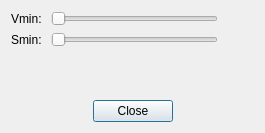
Old version of the form camshiftdialog.ui in the repository Kronen/Qt-OpenCv.
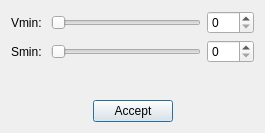
New version of the form.

```diff
--- a/camshiftdialog.ui
+++ b/camshiftdialog.ui
@@ -34,15 +34,9 @@
       </widget>
      </item>
      <item>
-      <widget class="QLabel" name="label">
-       <property name="minimumSize">
-        <size>
-         <width>30</width>
-         <height>0</height>
-        </size>
-       </property>
-       <property name="text">
-        <string/>
+      <widget class="QSpinBox" name="vMinSpinBox">
+       <property name="maximum">
+        <number>255</number>
        </property>
       </widget>
      </item>
@@ -68,15 +62,9 @@
       </widget>
      </item>
      <item>
-      <widget class="QLabel" name="label_2">
-       <property name="minimumSize">
-        <size>
-         <width>30</width>
-         <height>0</height>
-        </size>
-       </property>
-       <property name="text">
-        <string/>
+      <widget class="QSpinBox" name="sMinSpinBox">
+       <property name="maximum">
+        <number>255</number>
        </property>
       </widget>
      </item>
@@ -90,7 +78,7 @@
      <property name="sizeHint" stdset="0">
       <size>
        <width>20</width>
-       <height>40</height>
+       <height>30</height>
       </size>
      </property>
     </spacer>
@@ -113,7 +101,7 @@
      <item>
       <widget class="QPushButton" name="closeButton">
        <property name="text">
-        <string>Close</string>
+        <string>Accept</string>
        </property>
       </widget>
      </item>
```
Left out of the diff: 52 changed lines with no effect on the pictures.
